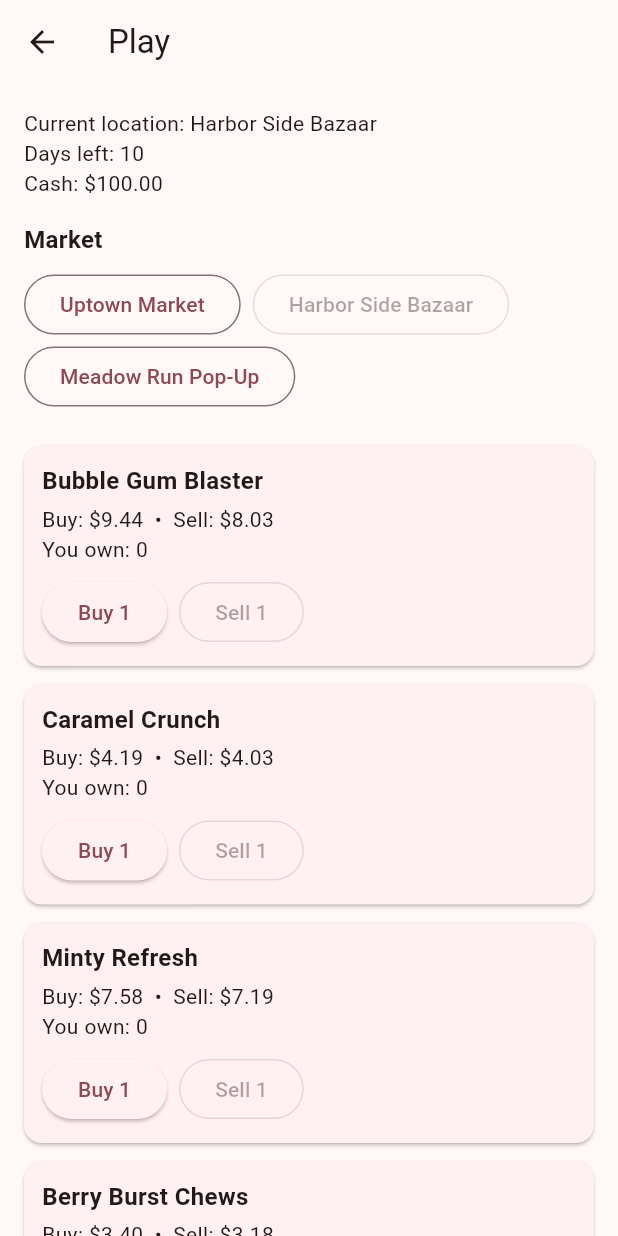
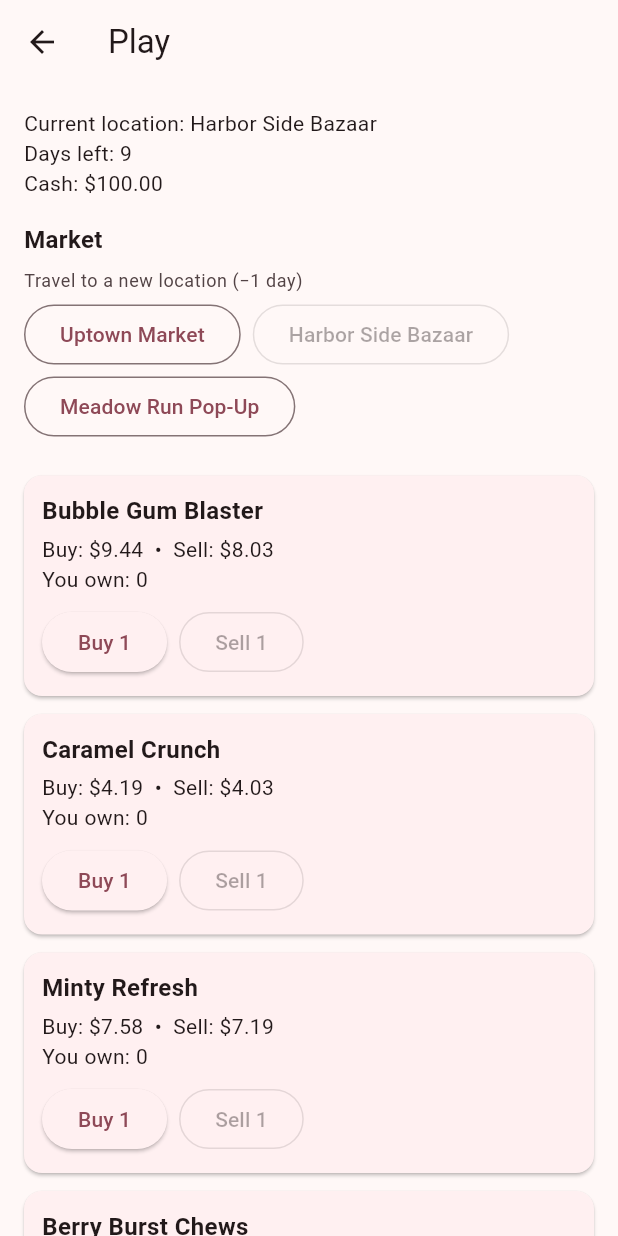
Before and after one commit to alexs1305/SweetStall, a Flutter app: the PlayScreen screen opened by its route, after a tap on "Harbor Side Bazaar", on a phone screen of 412 x 824 dp. Run offline on Flutter 3.47's test engine with Material 3 defaults, Android fonts, the phone set to English and light mode, and no system bars; our stand-ins replace shared_preferences; accounts and stored records are empty.

Commit message:
Refactor location handling and update UI interactions
- Changed `setLocation` method in `GameActions` to be asynchronous and added time advancement logic.
- Updated `PlayScreen` to display a travel hint and adjusted button behavior based on available days.
- Modified tests to accommodate the asynchronous nature of location setting and updated UI expectations.

```diff
--- a/lib/game/game_actions.dart
+++ b/lib/game/game_actions.dart
@@ -8,7 +8,7 @@
 
   GameActions(this.gameState);
 
-  bool setLocation(String locationId) {
+  Future<bool> setLocation(String locationId) async {
     if (gameState.isGameOver) return false;
     Location? target;
     for (final location in gameState.allLocations) {
@@ -26,6 +26,8 @@
       gameState.player.copyWith(currentLocationId: target.id),
     );
     gameState.updateMarket(gameState.rollMarket(target));
+    // Moving between locations costs 1 day
+    await advanceTime();
     return true;
   }
 
--- a/lib/screens/play_screen.dart
+++ b/lib/screens/play_screen.dart
@@ -32,15 +32,26 @@
               style: TextStyle(fontSize: 16, fontWeight: FontWeight.w600),
             ),
             const SizedBox(height: 8),
+            Text(
+              'Travel to a new location (−1 day)',
+              style: Theme.of(context).textTheme.bodySmall?.copyWith(
+                    color: Theme.of(context).colorScheme.onSurfaceVariant,
+                  ),
+            ),
+            const SizedBox(height: 4),
             Wrap(
               spacing: 8,
               children: gameState.allLocations.map((location) {
                 final isSelected = location.id == gameState.currentLocation.id;
+                final hasDaysLeft = gameState.daysLeft > 0;
                 return OutlinedButton(
-                  onPressed: isSelected
+                  onPressed: isSelected || !hasDaysLeft
                       ? null
-                      : () {
-                          gameActions.setLocation(location.id);
+                      : () async {
+                          await gameActions.setLocation(location.id);
+                          if (context.mounted && gameState.isGameOver) {
+                            Navigator.pushNamed(context, '/game_over');
+                          }
                         },
                   child: Text(location.name),
                 );
@@ -129,20 +140,6 @@
                 ).toList(),
               ),
             const SizedBox(height: 16),
-            ElevatedButton(
-              onPressed: gameState.isGameOver
-                  ? null
-                  : () async {
-                      await gameActions.advanceTime();
-                      if (gameState.isGameOver) {
-                        if (context.mounted) {
-                          Navigator.pushNamed(context, '/game_over');
-                        }
-                      }
-                    },
-              child: const Text('End day'),
-            ),
-            const SizedBox(height: 8),
             OutlinedButton(
               onPressed: () => Navigator.popUntil(
                 context,
```
Also changed, not shown: 3 other files.
